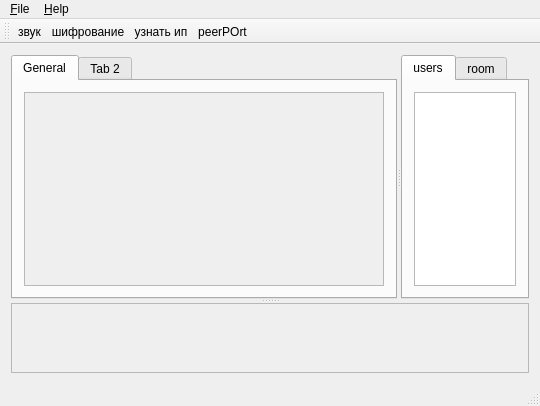
The window that mainwindow.ui (mefest/qChat_client) describes before a commit, drawn with Qt 5.
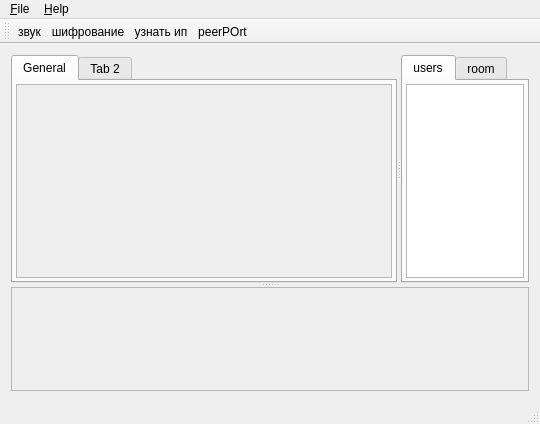
The same window after the commit. Icons and pictures are not drawn. Custom widgets are drawn as their Qt base class.

Patch:
```diff
--- a/mainwindow.ui
+++ b/mainwindow.ui
@@ -7,7 +7,7 @@
     <x>0</x>
     <y>0</y>
     <width>540</width>
-    <height>398</height>
+    <height>424</height>
    </rect>
   </property>
   <property name="sizePolicy">
@@ -94,6 +94,21 @@
           <string>General</string>
          </attribute>
          <layout class="QHBoxLayout" name="horizontalLayout_2">
+          <property name="spacing">
+           <number>3</number>
+          </property>
+          <property name="leftMargin">
+           <number>3</number>
+          </property>
+          <property name="topMargin">
+           <number>3</number>
+          </property>
+          <property name="rightMargin">
+           <number>3</number>
+          </property>
+          <property name="bottomMargin">
+           <number>3</number>
+          </property>
           <item>
            <widget class="QTextEdit" name="te_message">
             <property name="enabled">
@@ -115,8 +130,8 @@
              <string>&lt;!DOCTYPE HTML PUBLIC &quot;-//W3C//DTD HTML 4.0//EN&quot; &quot;http://www.w3.org/TR/REC-html40/strict.dtd&quot;&gt;
 &lt;html&gt;&lt;head&gt;&lt;meta name=&quot;qrichtext&quot; content=&quot;1&quot; /&gt;&lt;style type=&quot;text/css&quot;&gt;
 p, li { white-space: pre-wrap; }
-&lt;/style&gt;&lt;/head&gt;&lt;body style=&quot; font-family:'Sans Serif'; font-size:9pt; font-weight:400; font-style:normal;&quot;&gt;
-&lt;p style=&quot;-qt-paragraph-type:empty; margin-top:0px; margin-bottom:0px; margin-left:0px; margin-right:0px; -qt-block-indent:0; text-indent:0px;&quot;&gt;&lt;br /&gt;&lt;/p&gt;&lt;/body&gt;&lt;/html&gt;</string>
+&lt;/style&gt;&lt;/head&gt;&lt;body style=&quot; font-family:'Ubuntu'; font-size:11pt; font-weight:400; font-style:normal;&quot;&gt;
+&lt;p style=&quot;-qt-paragraph-type:empty; margin-top:0px; margin-bottom:0px; margin-left:0px; margin-right:0px; -qt-block-indent:0; text-indent:0px; font-family:'Sans Serif'; font-size:9pt;&quot;&gt;&lt;br /&gt;&lt;/p&gt;&lt;/body&gt;&lt;/html&gt;</string>
             </property>
             <property name="overwriteMode">
              <bool>false</bool>
@@ -149,6 +164,21 @@
           <string>users</string>
          </attribute>
          <layout class="QVBoxLayout" name="verticalLayout_2">
+          <property name="spacing">
+           <number>3</number>
+          </property>
+          <property name="leftMargin">
+           <number>3</number>
+          </property>
+          <property name="topMargin">
+           <number>3</number>
+          </property>
+          <property name="rightMargin">
+           <number>3</number>
+          </property>
+          <property name="bottomMargin">
+           <number>3</number>
+          </property>
           <item>
            <widget class="QListWidget" name="lw_users"/>
           </item>
@@ -159,6 +189,21 @@
           <string>room</string>
          </attribute>
          <layout class="QHBoxLayout" name="horizontalLayout_3">
+          <property name="spacing">
+           <number>3</number>
+          </property>
+          <property name="leftMargin">
+           <number>3</number>
+          </property>
+          <property name="topMargin">
+           <number>3</number>
+          </property>
+          <property name="rightMargin">
+           <number>3</number>
+          </property>
+          <property name="bottomMargin">
+           <number>3</number>
+          </property>
           <item>
            <widget class="QListWidget" name="listRoomWidget"/>
           </item>
@@ -193,7 +238,7 @@
      <x>0</x>
      <y>0</y>
      <width>540</width>
-     <height>20</height>
+     <height>25</height>
     </rect>
    </property>
    <widget class="QMenu" name="menu_File">
```
